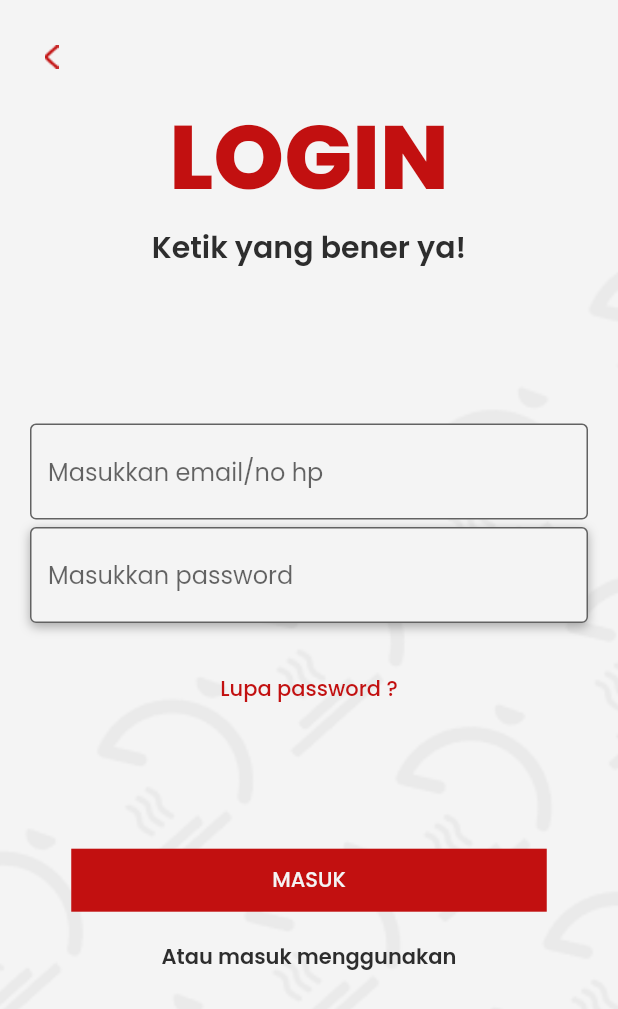
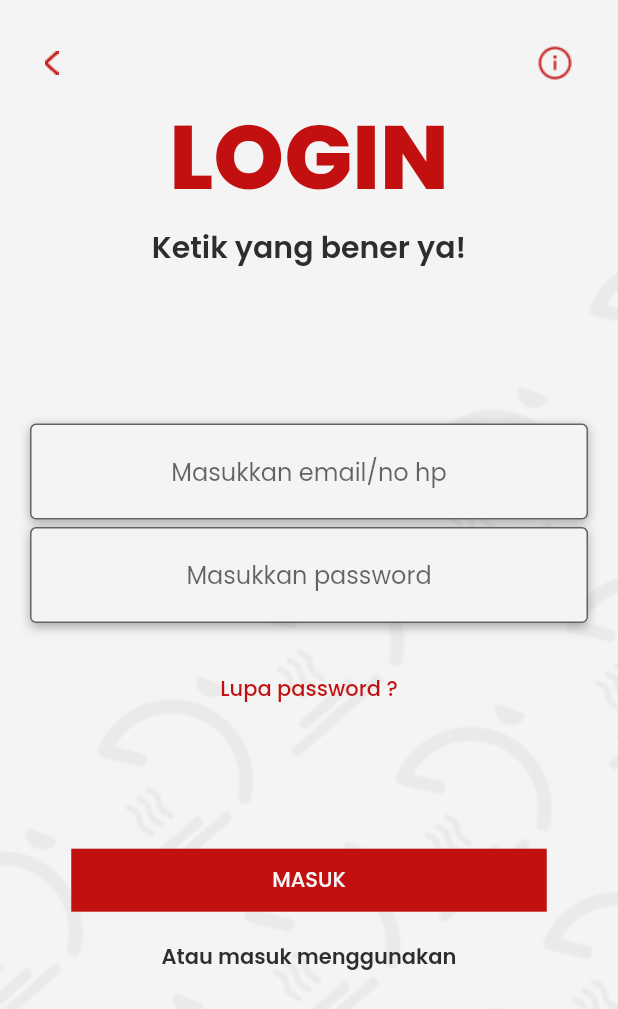
Before and after one commit to AriefLazuardi/delicate, a Flutter app: the screen it shows after launch, after a tap on "MULAI", on a phone screen of 412 x 824 dp. Shown: the top 1009 px of the screen. Run offline on Flutter 3.47's test engine with Material 2 defaults, Android fonts, the phone set to English and light mode, and no system bars.

Commit message:
fitur login

```diff
--- a/lib/pages/Login/login.dart
+++ b/lib/pages/Login/login.dart
@@ -12,7 +12,6 @@ class _LoginState extends State<Login> {
   @override
   Widget build(BuildContext context) {
     return Scaffold(
-
       backgroundColor: white,
       body: ListView(
         children: [
@@ -22,11 +21,11 @@ class _LoginState extends State<Login> {
                 width: MediaQuery.of(context).size.width,
                 height: MediaQuery.of(context).size.height,
                 alignment: Alignment.bottomCenter,
-                decoration: const  BoxDecoration(
-                  image: DecorationImage(image: AssetImage("assets/images/pattern.png"), fit: BoxFit.cover)
+                decoration: const BoxDecoration(
+                    image: DecorationImage(
+                        image: AssetImage("assets/images/pattern.png"),
+                        fit: BoxFit.cover)),
               ),
-              ),
-
               Container(
                 margin: EdgeInsets.only(top: 60),
                 child: Column(
@@ -50,29 +49,54 @@ class _LoginState extends State<Login> {
                         ),
                       ],
                     ),
-                    SizedBox(height: MediaQuery.of(context).size.height * 0.1,),
+                    SizedBox(
+                      height: MediaQuery.of(context).size.height * 0.1,
+                    ),
                     Column(
                       children: [
                         Container(
-                          padding: EdgeInsets.fromLTRB(20, 20, 20, 5),
+                          decoration: BoxDecoration(
+                              borderRadius: BorderRadius.circular(4),
+                              boxShadow: [
+                                BoxShadow(
+                                    color: Colors.black.withOpacity(0.3),
+                                    offset: Offset(0, 2),
+                                    blurRadius: 5)
+                              ]),
+                          margin: EdgeInsets.fromLTRB(20, 20, 20, 5),
                           child: TextFormField(
-                            decoration: InputDecoration(filled: true,fillColor: white,
-                                border: OutlineInputBorder(borderSide: BorderSide(width: 0.5,color: Colors.grey.shade100)),
+                            textAlign: TextAlign.center,
+                            decoration: InputDecoration(
+                              filled: true,
+                              fillColor: white,
+                              border: OutlineInputBorder(
+                                  borderSide: BorderSide(
+                                      width: 0.5, color: Colors.grey.shade100)),
                               focusedBorder: OutlineInputBorder(
                                   borderSide: BorderSide(color: Colors.grey)),
-                                hintText: "Masukkan email/no hp"),
+                              hintText: "Masukkan email/no hp",
+                            ),
                           ),
                         ),
                         Container(
                           decoration: BoxDecoration(
                               borderRadius: BorderRadius.circular(4),
-                            boxShadow:[
-                            BoxShadow(color: Colors.black.withOpacity(0.3),offset: Offset(0,2),blurRadius: 5)
-                          ] ),
+                              boxShadow: [
+                                BoxShadow(
+                                    color: Colors.black.withOpacity(0.3),
+                                    offset: Offset(0, 2),
+                                    blurRadius: 5)
+                              ]),
                           margin: EdgeInsets.fromLTRB(20, 0, 20, 20),
                           child: TextFormField(
-                            decoration: InputDecoration(filled: true,fillColor: white,
-                                border: OutlineInputBorder(borderSide: BorderSide(width: 0.5,color: Colors.grey.shade100)),
+                            textAlign: TextAlign.center,
+                            decoration: InputDecoration(
+                                filled: true,
+                                fillColor: white,
+                                border: OutlineInputBorder(
+                                    borderSide: BorderSide(
+                                        width: 0.5,
+                                        color: Colors.grey.shade100)),
                                 focusedBorder: OutlineInputBorder(
                                     borderSide: BorderSide(color: Colors.grey)),
                                 hintText: "Masukkan password"),
@@ -80,27 +104,34 @@ class _LoginState extends State<Login> {
                         ),
                         Container(
                           child: TextButton(
-                              onPressed: () => Navigator.pushNamed(context, "/login"),
+                              onPressed: () =>
+                                  Navigator.pushNamed(context, "/login"),
                               child: Text(
-                                "Lupa password ?", style: TextStyle(color: primaryColor),
+                                "Lupa password ?",
+                                style: TextStyle(color: primaryColor),
                               )),
                         )
                       ],
                     ),
-
-                    SizedBox(height: MediaQuery.of(context).size.height * 0.1,), Column(
+                    SizedBox(
+                      height: MediaQuery.of(context).size.height * 0.1,
+                    ),
+                    Column(
                       children: [
                         Container(
                           color: primaryColor,
                           width: 317,
                           height: 42,
                           child: TextButton(
-                              onPressed: () => Navigator.pushNamed(context, "/login"),
+                              onPressed: () =>
+                                  Navigator.pushNamed(context, "/login"),
                               child: Text(
-                                "MASUK", style: TextStyle(color: white),
+                                "MASUK",
+                                style: TextStyle(color: white),
                               )),
                         ),
-                        Container(margin: EdgeInsets.symmetric(vertical: 20),
+                        Container(
+                          margin: EdgeInsets.symmetric(vertical: 20),
                           child: Text(
                             "Atau masuk menggunakan",
                             style: TextStyle(
@@ -114,12 +145,26 @@ class _LoginState extends State<Login> {
                   ],
                 ),
               ),
+              Row(
+                mainAxisAlignment: MainAxisAlignment.spaceBetween,
+                children: [
                   GestureDetector(
-            onTap: () =>Navigator.pop(context),
+                    onTap: () => Navigator.pop(context),
                     child: Container(
                         padding: EdgeInsets.all(30),
-              child: Image(image: AssetImage("assets/images/Vector.png"))),
-          )    ],
+                        child: Image(
+                            image: AssetImage("assets/images/Vector.png"))),
+                  ),
+                  GestureDetector(
+                    onTap: () => Navigator.pop(context),
+                    child: Container(
+                        padding: EdgeInsets.all(30),
+                        child: Image(
+                            image: AssetImage("assets/images/infocircle.png"))),
+                  )
+                ],
+              )
+            ],
           ),
         ],
       ),
```
Lines whose indentation alone changed are shown as unchanged.
